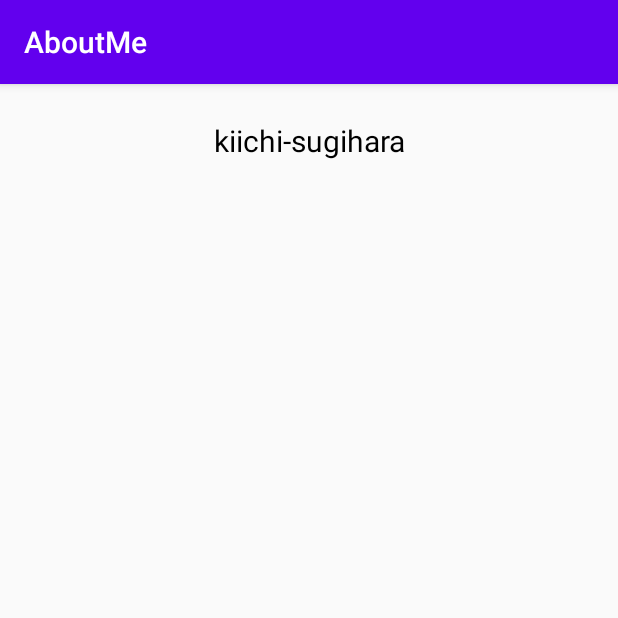
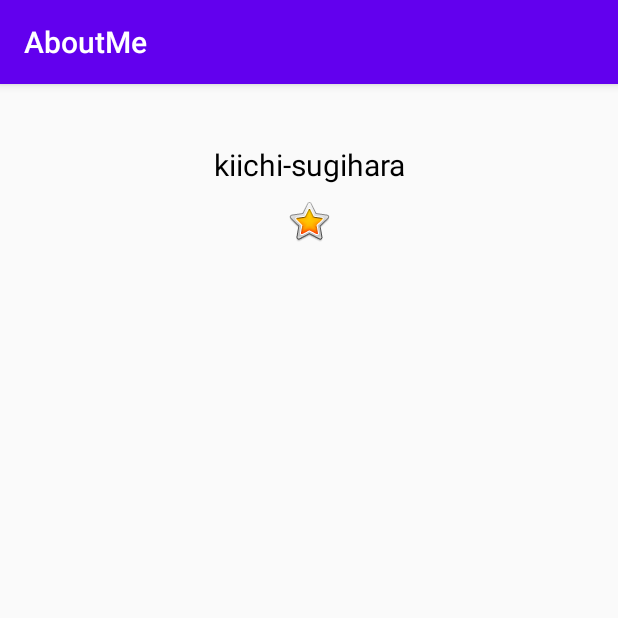
Before and after one commit to KiichiSugihara/AboutMe, an Android app: the screen it shows after launch (MainActivity), on a phone screen of 412 x 824 dp, the top half of it. Run offline under Robolectric (Android 15) with nearby library versions, the phone set to English and light mode, and no system bars; Roboto replaces fonts that are not available here.

Commit message:
add image

```diff
--- a/app/src/main/res/layout/activity_main.xml
+++ b/app/src/main/res/layout/activity_main.xml
@@ -1,8 +1,10 @@
 <?xml version="1.0" encoding="utf-8"?>
 <LinearLayout xmlns:android="http://schemas.android.com/apk/res/android"
+    xmlns:app="http://schemas.android.com/apk/res-auto"
     xmlns:tools="http://schemas.android.com/tools"
     android:layout_width="match_parent"
     android:layout_height="match_parent"
+    android:layout_marginTop="@dimen/layout_margin"
     android:orientation="vertical"
     tools:context=".MainActivity">
 
@@ -11,6 +13,13 @@
         android:layout_width="match_parent"
         android:layout_height="wrap_content"
         android:text="@string/name"
-        android:textAlignment="center"
         style="@style/NameStyle" />
+
+    <ImageView
+        android:id="@+id/star_image"
+        android:layout_width="match_parent"
+        android:layout_height="wrap_content"
+        android:contentDescription="@string/yellow_star"
+        app:srcCompat="@android:drawable/btn_star_big_on" />
+
 </LinearLayout>
--- a/app/src/main/res/values/strings.xml
+++ b/app/src/main/res/values/strings.xml
@@ -1,4 +1,6 @@
 <resources>
     <string name="app_name">AboutMe</string>
     <string name="name">kiichi-sugihara</string>
+    <string name="avatar">Avatar</string>
+    <string name="yellow_star">Yellow star</string>
 </resources>
--- a/app/src/main/res/values/styles.xml
+++ b/app/src/main/res/values/styles.xml
@@ -8,9 +8,10 @@
     </style>
 
     <style name="NameStyle">
+        <item name="android:layout_marginTop">@dimen/layout_margin</item>
         <item name="android:fontFamily">@font/roboto</item>
-        <item name="android:layout_margin">@dimen/layout_margin</item>
         <item name="android:padding">@dimen/small_padding</item>
+        <item name="android:textAlignment">center</item>
         <item name="android:textColor">@android:color/black</item>
         <item name="android:textSize">@dimen/textSize</item>
     </style>
```
